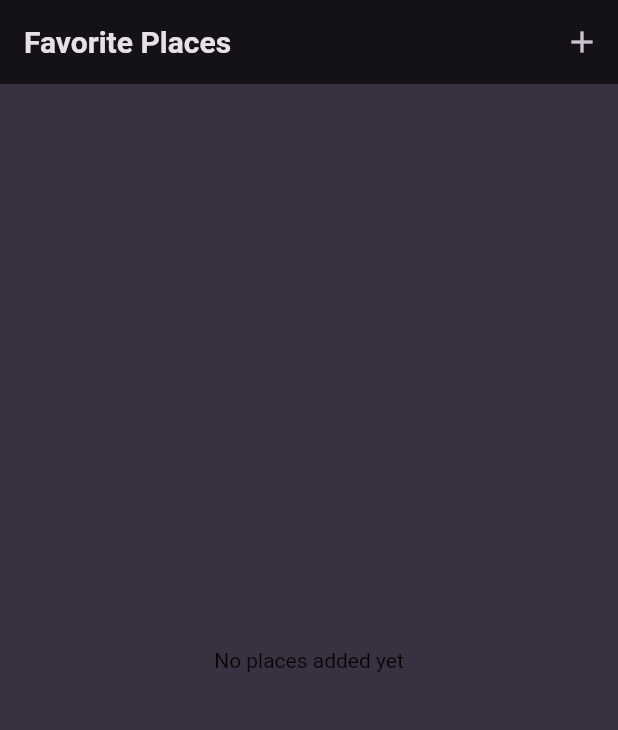
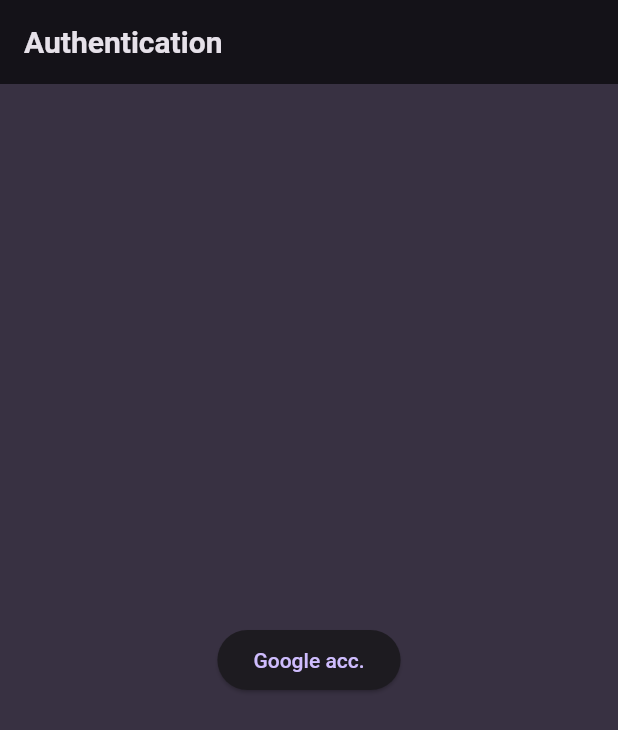
Before and after one commit to wadpas/favorite_places_flutter, a Flutter app: the screen it shows after launch, on a phone screen of 412 x 824 dp. Shown: the top 730 px of the screen. Run offline on Flutter 3.47's test engine with Material 2 defaults, Android fonts, the phone set to English and light mode, and no system bars; our stand-ins replace firebase_auth, firebase_core, flutter_riverpod, google_fonts, google_maps_flutter, google_sign_in and 3 more; accounts and stored records are empty.

Commit message:
implemented Google auth.

```diff
--- a/lib/main.dart
+++ b/lib/main.dart
@@ -1,4 +1,6 @@
+import 'package:favorite_places_flutter/screens/auth.dart';
 import 'package:favorite_places_flutter/screens/places.dart';
+import 'package:firebase_auth/firebase_auth.dart';
 import 'package:flutter_riverpod/flutter_riverpod.dart';
 import 'package:flutter/material.dart';
 import 'package:firebase_core/firebase_core.dart';
@@ -49,7 +51,21 @@
     return MaterialApp(
       title: 'Great Places',
       theme: theme,
-      home: const PlacesScreen(),
+      home: StreamBuilder(
+        stream: FirebaseAuth.instance.authStateChanges(),
+        builder: (context, snapshot) {
+          if (snapshot.connectionState != ConnectionState.active) {
+            return const Center(
+              child: CircularProgressIndicator(),
+            );
+          }
+          if (snapshot.data == null) {
+            return const AuthScreen();
+          } else {
+            return const PlacesScreen();
+          }
+        },
+      ),
     );
   }
 }
--- /dev/null
+++ b/lib/screens/auth.dart
@@ -0,0 +1,23 @@
+import 'package:favorite_places_flutter/services/auth.dart';
+import 'package:flutter/material.dart';
+
+class AuthScreen extends StatelessWidget {
+  const AuthScreen({super.key});
+
+  @override
+  Widget build(BuildContext context) {
+    final auth = AuthService();
+
+    return Scaffold(
+      appBar: AppBar(
+        title: const Text('Authentication'),
+      ),
+      body: Center(
+        child: ElevatedButton(
+          onPressed: auth.signInWithGoogle,
+          child: const Text('Google acc.'),
+        ),
+      ),
+    );
+  }
+}
--- a/pubspec.yaml
+++ b/pubspec.yaml
@@ -47,6 +47,8 @@
   path: ^1.8.3
   sqflite: ^2.3.0
   firebase_core: ^2.23.0
+  google_sign_in: ^6.1.6
+  firebase_auth: ^4.14.1
 
 dev_dependencies:
   flutter_test:
```
Also changed, not shown: lib/screens/places.dart (+8 -1 lines), lib/services/auth.dart (added, +26 -0 lines), pubspec.lock, 1 other file.
